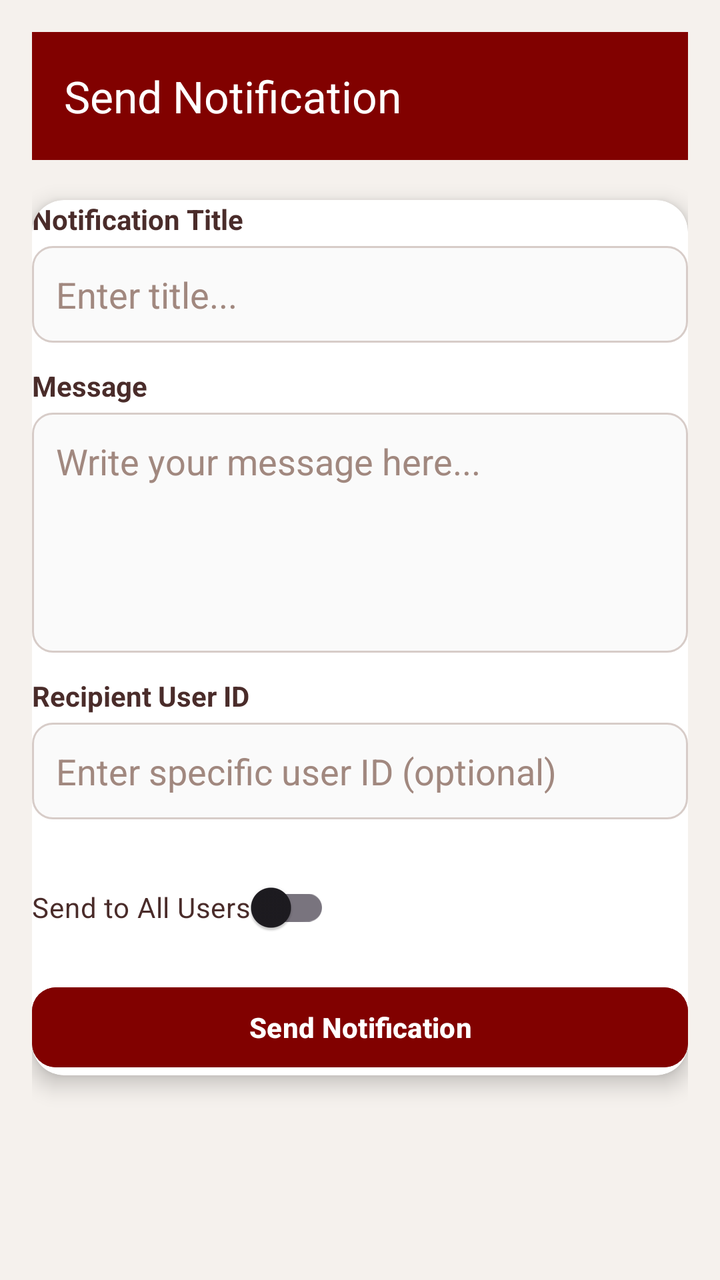
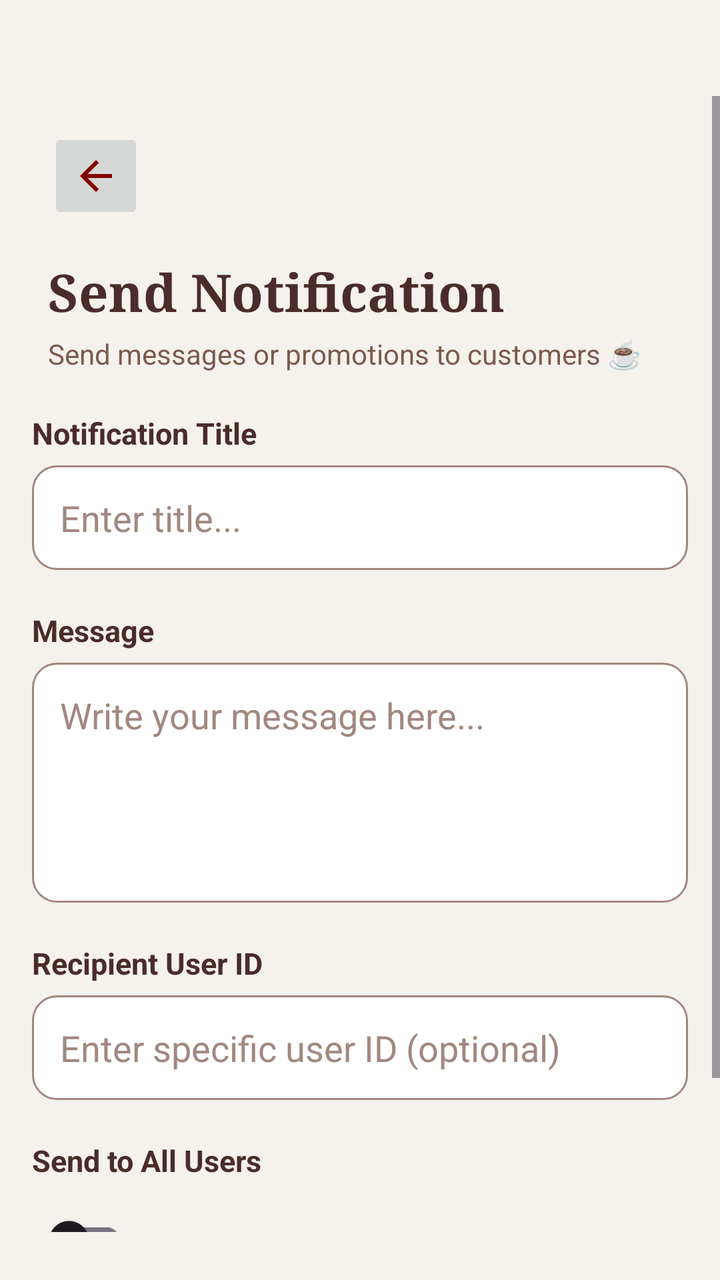

Screens rendered from an Android XML layout before and after an edit, with the pre-edit source and the edit as a unified diff.
<!-- AndroidManifest.xml: application theme Theme.CafeShopAssignment -->
<!-- res/layout/activity_send_notification.xml -->
<?xml version="1.0" encoding="utf-8"?>
<LinearLayout xmlns:android="http://schemas.android.com/apk/res/android"
    xmlns:app="http://schemas.android.com/apk/res-auto"
    android:layout_width="match_parent"
    android:layout_height="match_parent"
    android:background="#F5F1ED"
    android:orientation="vertical"
    android:padding="16dp">


    <androidx.appcompat.widget.Toolbar
        android:id="@+id/sendNotificationToolbar"
        android:layout_width="match_parent"
        android:layout_height="?attr/actionBarSize"
        android:background="#810100"
        app:title="Send Notification"
        app:titleTextColor="@android:color/white" />


    <androidx.cardview.widget.CardView
        android:layout_width="match_parent"
        android:layout_height="wrap_content"
        android:layout_marginTop="20dp"
        android:layout_marginBottom="20dp"
        android:padding="20dp"
        android:backgroundTint="#FFFFFF"
        app:cardCornerRadius="16dp"
        app:cardElevation="6dp">

        <LinearLayout
            android:layout_width="match_parent"
            android:layout_height="wrap_content"
            android:orientation="vertical">


            <TextView
                android:layout_width="wrap_content"
                android:layout_height="wrap_content"
                android:text="Notification Title"
                android:textColor="#4A2C2A"
                android:textStyle="bold"
                android:textSize="14sp"
                android:layout_marginBottom="4dp" />

            <EditText
                android:id="@+id/notificationTitleInput"
                android:layout_width="match_parent"
                android:layout_height="wrap_content"
                android:hint="Enter title..."
                android:padding="12dp"
                android:layout_marginBottom="12dp"
                android:background="@drawable/input_background"
                android:textColor="#4A2C2A"
                android:textColorHint="#A1887F" />


            <TextView
                android:layout_width="wrap_content"
                android:layout_height="wrap_content"
                android:text="Message"
                android:textColor="#4A2C2A"
                android:textStyle="bold"
                android:textSize="14sp"
                android:layout_marginBottom="4dp" />

            <EditText
                android:id="@+id/notificationMessageInput"
                android:layout_width="match_parent"
                android:layout_height="120dp"
                android:hint="Write your message here..."
                android:padding="12dp"
                android:gravity="top"
                android:background="@drawable/input_background"
                android:textColor="#4A2C2A"
                android:textColorHint="#A1887F"
                android:layout_marginBottom="12dp" />


            <TextView
                android:layout_width="wrap_content"
                android:layout_height="wrap_content"
                android:text="Recipient User ID"
                android:textColor="#4A2C2A"
                android:textStyle="bold"
                android:textSize="14sp"
                android:layout_marginBottom="4dp" />

            <EditText
                android:id="@+id/notificationRecipientInput"
                android:layout_width="match_parent"
                android:layout_height="wrap_content"
                android:hint="Enter specific user ID (optional)"
                android:padding="12dp"
                android:background="@drawable/input_background"
                android:textColor="#4A2C2A"
                android:textColorHint="#A1887F"
                android:layout_marginBottom="12dp" />


            <androidx.appcompat.widget.SwitchCompat
                android:id="@+id/sendToAllSwitch"
                android:layout_width="wrap_content"
                android:layout_height="wrap_content"
                android:text="Send to All Users"
                android:textColor="#4A2C2A"
                android:layout_marginTop="8dp"
                android:layout_marginBottom="12dp" />


            <Button
                android:id="@+id/sendNotificationButton"
                android:layout_width="match_parent"
                android:layout_height="wrap_content"
                android:text="Send Notification"
                android:textStyle="bold"
                android:textColor="@android:color/white"
                android:backgroundTint="#810100"
                android:elevation="4dp"
                app:cornerRadius="12dp" />
        </LinearLayout>
    </androidx.cardview.widget.CardView>

</LinearLayout>
<!-- resources referenced by this layout -->
<resources>
  <!-- drawable input_background (drawable) -->
  <shape xmlns:android="http://schemas.android.com/apk/res/android"
      android:shape="rectangle">
      <solid android:color="#FAFAFA" />
      <stroke android:color="#D7CCC8" android:width="1dp" />
      <corners android:radius="10dp" />
  </shape>
  <style name="Theme.CafeShopAssignment" parent="Base.Theme.CafeShopAssignment" />
  <style name="Base.Theme.CafeShopAssignment" parent="Theme.Material3.DayNight.NoActionBar">
          
          
      </style>
</resources>

<!-- the commit's change to res/layout/activity_send_notification.xml (unified diff, before → after) -->
@@ -1,123 +1,143 @@
 <?xml version="1.0" encoding="utf-8"?>
-<LinearLayout xmlns:android="http://schemas.android.com/apk/res/android"
+<ScrollView xmlns:android="http://schemas.android.com/apk/res/android"
     xmlns:app="http://schemas.android.com/apk/res-auto"
     android:layout_width="match_parent"
     android:layout_height="match_parent"
     android:background="#F5F1ED"
-    android:orientation="vertical"
-    android:padding="16dp">
+    android:paddingTop="48dp"
+    android:paddingBottom="24dp">
+
+    <LinearLayout
+        android:layout_width="match_parent"
+        android:layout_height="wrap_content"
+        android:orientation="vertical"
+        android:padding="16dp">
 
 
-    <androidx.appcompat.widget.Toolbar
-        android:id="@+id/sendNotificationToolbar"
-        android:layout_width="match_parent"
-        android:layout_height="?attr/actionBarSize"
-        android:background="#810100"
-        app:title="Send Notification"
-        app:titleTextColor="@android:color/white" />
+        <ImageButton
+            android:id="@+id/backButton"
+            android:layout_width="48dp"
+            android:layout_height="48dp"
+            android:layout_marginStart="8dp"
+            android:src="@drawable/ic_arrow_back_white"
+            app:tint="#810100"
+            android:contentDescription="Back" />
 
 
-    <androidx.cardview.widget.CardView
-        android:layout_width="match_parent"
-        android:layout_height="wrap_content"
-        android:layout_marginTop="20dp"
-        android:layout_marginBottom="20dp"
-        android:padding="20dp"
-        android:backgroundTint="#FFFFFF"
-        app:cardCornerRadius="16dp"
-        app:cardElevation="6dp">
+        <TextView
+            android:id="@+id/pageTitle"
+            android:layout_width="wrap_content"
+            android:layout_height="wrap_content"
+            android:layout_marginTop="16dp"
+            android:layout_marginStart="8dp"
+            android:text="Send Notification"
+            android:textSize="26sp"
+            android:textStyle="bold"
+            android:textColor="#4A2C2A"
+            android:fontFamily="serif" />
 
-        <LinearLayout
+        <TextView
+            android:id="@+id/pageSubtitle"
+            android:layout_width="wrap_content"
+            android:layout_height="wrap_content"
+            android:layout_marginStart="8dp"
+            android:layout_marginTop="4dp"
+            android:text="Send messages or promotions to customers ☕"
+            android:textSize="14sp"
+            android:textColor="#7B5A4D" />
+
+
+        <TextView
             android:layout_width="match_parent"
             android:layout_height="wrap_content"
-            android:orientation="vertical">
+            android:layout_marginTop="20dp"
+            android:text="Notification Title"
+            android:textColor="#4A2C2A"
+            android:textStyle="bold"
+            android:textSize="15sp" />
+
+        <EditText
+            android:id="@+id/notificationTitleInput"
+            android:layout_width="match_parent"
+            android:layout_height="wrap_content"
+            android:layout_marginTop="6dp"
+            android:padding="14dp"
+            android:background="@drawable/search_background"
+            android:hint="Enter title..."
+            android:textColor="#4A2C2A"
+            android:textColorHint="#A1887F" />
 
 
-            <TextView
-                android:layout_width="wrap_content"
-                android:layout_height="wrap_content"
-                android:text="Notification Title"
-                android:textColor="#4A2C2A"
-                android:textStyle="bold"
-                android:textSize="14sp"
-                android:layout_marginBottom="4dp" />
+        <TextView
+            android:layout_width="match_parent"
+            android:layout_height="wrap_content"
+            android:layout_marginTop="20dp"
+            android:text="Message"
+            android:textColor="#4A2C2A"
+            android:textStyle="bold"
+            android:textSize="15sp" />
 
-            <EditText
-                android:id="@+id/notificationTitleInput"
-                android:layout_width="match_parent"
-                android:layout_height="wrap_content"
-                android:hint="Enter title..."
-                android:padding="12dp"
-                android:layout_marginBottom="12dp"
-                android:background="@drawable/input_background"
-                android:textColor="#4A2C2A"
-                android:textColorHint="#A1887F" />
+        <EditText
+            android:id="@+id/notificationMessageInput"
+            android:layout_width="match_parent"
+            android:layout_height="120dp"
+            android:layout_marginTop="6dp"
+            android:padding="14dp"
+            android:background="@drawable/search_background"
+            android:gravity="top"
+            android:hint="Write your message here..."
+            android:textColor="#4A2C2A"
+            android:textColorHint="#A1887F" />
 
 
-            <TextView
-                android:layout_width="wrap_content"
-                android:layout_height="wrap_content"
-                android:text="Message"
-                android:textColor="#4A2C2A"
-                android:textStyle="bold"
-                android:textSize="14sp"
-                android:layout_marginBottom="4dp" />
+        <TextView
+            android:layout_width="match_parent"
+            android:layout_height="wrap_content"
+            android:layout_marginTop="20dp"
+            android:text="Recipient User ID"
+            android:textColor="#4A2C2A"
+            android:textStyle="bold"
+            android:textSize="15sp" />
 
-            <EditText
-                android:id="@+id/notificationMessageInput"
-                android:layout_width="match_parent"
-                android:layout_height="120dp"
-                android:hint="Write your message here..."
-                android:padding="12dp"
-                android:gravity="top"
-                android:background="@drawable/input_background"
-                android:textColor="#4A2C2A"
-                android:textColorHint="#A1887F"
-                android:layout_marginBottom="12dp" />
+        <EditText
+            android:id="@+id/notificationRecipientInput"
+            android:layout_width="match_parent"
+            android:layout_height="wrap_content"
+            android:layout_marginTop="6dp"
+            android:padding="14dp"
+            android:background="@drawable/search_background"
+            android:hint="Enter specific user ID (optional)"
+            android:textColor="#4A2C2A"
+            android:textColorHint="#A1887F" />
 
 
-            <TextView
-                android:layout_width="wrap_content"
-                android:layout_height="wrap_content"
-                android:text="Recipient User ID"
-                android:textColor="#4A2C2A"
-                android:textStyle="bold"
-                android:textSize="14sp"
-                android:layout_marginBottom="4dp" />
+        <TextView
+            android:layout_width="match_parent"
+            android:layout_height="wrap_content"
+            android:layout_marginTop="20dp"
+            android:text="Send to All Users"
+            android:textColor="#4A2C2A"
+            android:textSize="15sp"
+            android:textStyle="bold" />
 
-            <EditText
-                android:id="@+id/notificationRecipientInput"
-                android:layout_width="match_parent"
-                android:layout_height="wrap_content"
-                android:hint="Enter specific user ID (optional)"
-                android:padding="12dp"
-                android:background="@drawable/input_background"
-                android:textColor="#4A2C2A"
-                android:textColorHint="#A1887F"
-                android:layout_marginBottom="12dp" />
+        <androidx.appcompat.widget.SwitchCompat
+            android:id="@+id/sendToAllSwitch"
+            android:layout_width="wrap_content"
+            android:layout_height="wrap_content"
+            android:layout_marginTop="6dp" />
 
 
-            <androidx.appcompat.widget.SwitchCompat
-                android:id="@+id/sendToAllSwitch"
-                android:layout_width="wrap_content"
-                android:layout_height="wrap_content"
-                android:text="Send to All Users"
-                android:textColor="#4A2C2A"
-                android:layout_marginTop="8dp"
-                android:layout_marginBottom="12dp" />
+        <Button
+            android:id="@+id/sendNotificationButton"
+            android:layout_width="match_parent"
+            android:layout_height="56dp"
+            android:layout_marginTop="24dp"
+            android:backgroundTint="#810100"
+            android:text="Send Notification"
+            android:textColor="@android:color/white"
+            android:textStyle="bold"
+            android:fontFamily="serif" />
 
+    </LinearLayout>
 
-            <Button
-                android:id="@+id/sendNotificationButton"
-                android:layout_width="match_parent"
-                android:layout_height="wrap_content"
-                android:text="Send Notification"
-                android:textStyle="bold"
-                android:textColor="@android:color/white"
-                android:backgroundTint="#810100"
-                android:elevation="4dp"
-                app:cornerRadius="12dp" />
-        </LinearLayout>
-    </androidx.cardview.widget.CardView>
-
-</LinearLayout>
+</ScrollView>
<!-- resource entries referenced after the edit -->
@@ -1,11 +1,33 @@
 <!-- resources referenced by this layout -->
 <resources>
-  <!-- drawable input_background (drawable) -->
+  <!-- drawable ic_arrow_back_white (drawable) -->
+  <vector xmlns:android="http://schemas.android.com/apk/res/android"
+      android:width="24dp"
+      android:height="24dp"
+      android:viewportWidth="24"
+      android:viewportHeight="24">
+      <path
+          android:fillColor="@android:color/white"
+          android:pathData="M20,11H7.83l5.59,-5.59L12,4l-8,8 8,8 1.41,-1.41L7.83,13H20v-2z"/>
+  </vector>
+  <!-- drawable search_background (drawable) -->
+  <?xml version="1.0" encoding="utf-8"?>
   <shape xmlns:android="http://schemas.android.com/apk/res/android"
       android:shape="rectangle">
-      <solid android:color="#FAFAFA" />
-      <stroke android:color="#D7CCC8" android:width="1dp" />
-      <corners android:radius="10dp" />
+  
+      <solid android:color="#FFFFFF"/>
+  
+      <corners android:radius="12dp"/>
+  
+      <stroke
+          android:width="1dp"
+          android:color="#A1887F"/>
+  
+      <padding
+          android:left="12dp"
+          android:right="12dp"
+          android:top="10dp"
+          android:bottom="10dp"/>
   </shape>
   <style name="Theme.CafeShopAssignment" parent="Base.Theme.CafeShopAssignment" />
   <style name="Base.Theme.CafeShopAssignment" parent="Theme.Material3.DayNight.NoActionBar">
